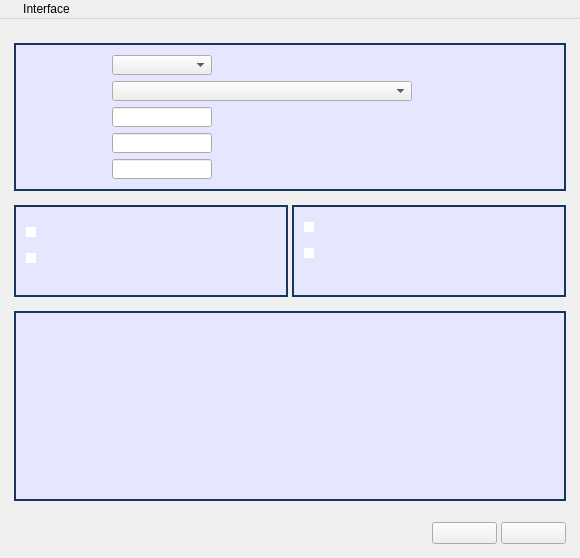
cagavriloaie/WFlowLab, file meter/mainwindow.ui: the form before one commit.
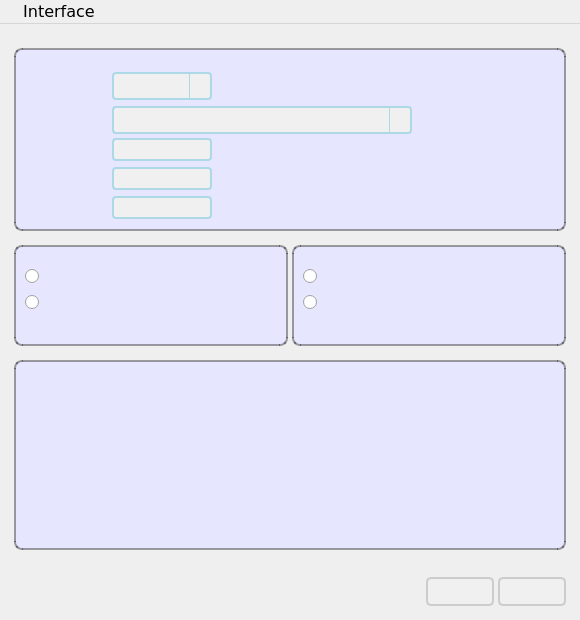
The form after the commit. Icons and pictures are not drawn. Custom widgets are drawn as their Qt base class.

Diff of the .ui file:
```diff
--- a/meter/mainwindow.ui
+++ b/meter/mainwindow.ui
@@ -7,24 +7,25 @@
     <x>0</x>
     <y>0</y>
     <width>580</width>
-    <height>558</height>
+    <height>620</height>
    </rect>
   </property>
   <property name="minimumSize">
    <size>
     <width>580</width>
-    <height>558</height>
+    <height>620</height>
    </size>
   </property>
   <property name="maximumSize">
    <size>
     <width>580</width>
-    <height>558</height>
+    <height>620</height>
    </size>
   </property>
   <property name="font">
    <font>
-    <pointsize>14</pointsize>
+    <family>Verdana</family>
+    <pointsize>12</pointsize>
    </font>
   </property>
   <property name="windowTitle">
@@ -35,75 +36,81 @@
     <normaloff>WStreamLab.ico</normaloff>WStreamLab.ico</iconset>
   </property>
   <property name="styleSheet">
-   <string notr="true">QLabel 
-{
-	font-family: &quot;Segoe UI&quot;;
-	font-size: 12pt;
+   <string notr="true">/* Common styles */
+* {
+    font-family: Verdana, Arial, sans-serif; /* Fallback to Arial or generic sans-serif if Verdana is not available */
+    font-size: 12pt; /* Base font size */
 }
 
-QPushButton 
-{
-	font-family: &quot;Segoe UI&quot;;
-	font-size: 12pt;
+/* QPushButton */
+QPushButton {
+    padding: 5px 10px;
+    border: 2px solid #ccc; /* Light gray border */
+    background-color: #f0f0f0; /* Light gray background */
+    border-radius: 5px; /* Rounded corners */
 }
 
 QPushButton:hover {
        background-color: #d7d9d7;
 }
 
-QComboBox 
-{
-	font-family: &quot;Segoe UI&quot;;
-	font-size: 12pt;
+/* QComboBox */
+QComboBox {
+    border: 2px solid #ADD8E6; /* Light blue border */
+    border-radius: 4px; /* Rounded corners */
+    padding: 2px;
+    min-height: 20px; /* Adjust the minimum height */
+    background-color: #f0f0f0; /* Light gray background */
 }
 
-QGroupBox  {
-    border: 2px solid gray;
-    border-color: #FF17365D;
-    background-color: #E6E6FF;
-	font-family: &quot;Segoe UI&quot;;
-	font-size: 12pt;
+QComboBox QAbstractItemView {
+    border: 2px solid #ADD8E6; /* Light blue border for the dropdown */
+}
+
+QComboBox::drop-down {
+    subcontrol-origin: padding;
+    subcontrol-position: top right;
+    width: 20px; /* Adjust width as needed */
+    border-left: 1px solid #ADD8E6; /* Light blue border for the drop-down button */
+}
+
+QComboBox::down-arrow {
+    width: 0;
+    height: 0;
+}
+
+QComboBox::down-arrow:disabled {
+    image: url(circle.png); /* Replace with your own circle image */
+    width: 16px; /* Adjust width of circle */
+    height: 16px; /* Adjust height of circle */
+}
+
+/* QLineEdit */
+QLineEdit {
+    border: 2px solid #ADD8E6; /* Light blue border */
+    border-radius: 4px; /* Rounded corners */
+    height: 28px; /* Adjusted height */
+    padding: 2px; /* Adjust padding if needed */
+    background-color: #f0f0f0; /* Light gray background */
+}
+
+/* QGroupBox */
+QGroupBox {
+    border: 2px solid black;
+    border-color: rgba(0, 0, 0, 0.36); /* Black with transparency */
+    background-color: #E6E6FF; /* Light purple background */
+    font-family: Verdana, Arial, sans-serif; /* Use Verdana for group box */
+    font-size: 12pt; /* Font size */
     margin-top: 10px;
+    border-radius: 8px; /* Rounded corners */
+    padding-top: 10px; /* Padding for the top of the group box */
 }
 
 QGroupBox::title {
     subcontrol-origin: margin;
     left: 7px;
-    padding: -5px 5px 0px 5px;
+    padding: 5px; /* Adjusted padding for better appearance */
 }
-
-QMenu {
-    background-color: white;
-    margin: 2px; /* some spacing around the menu */
-}
-
-QMenu::item {
-    padding: 2px 25px 2px 20px;
-    border: 1px solid transparent; /* reserve space for selection border */
-}
-
-QMenu::item:selected {
-    border-color: darkblue;
-    background: rgba(100, 100, 100, 150);
-}
-
-QRadioButton::indicator {
-    width:                  10px;
-    height:                 10px;
-    border-radius:       7px;
-}
-
-QRadioButton::indicator:checked {
-    background-color:       black;
-    border:                         4px;
-}
-
-QRadioButton::indicator:unchecked {
-    background-color:       white;
-    border:                         4px;
-}
-
-
 </string>
   </property>
   <property name="unifiedTitleAndToolBarOnMac">
@@ -144,7 +151,7 @@
         </property>
         <property name="font">
          <font>
-          <family>Segoe UI</family>
+          <family>Verdana</family>
           <pointsize>12</pointsize>
          </font>
         </property>
@@ -173,15 +180,18 @@
                <property name="minimumSize">
                 <size>
                  <width>300</width>
-                 <height>0</height>
+                 <height>28</height>
                 </size>
                </property>
                <property name="maximumSize">
                 <size>
                  <width>300</width>
-                 <height>20</height>
+                 <height>23</height>
                 </size>
                </property>
+               <property name="styleSheet">
+                <string notr="true"/>
+               </property>
               </widget>
              </item>
              <item row="4" column="0">
@@ -223,17 +233,18 @@
                  <property name="minimumSize">
                   <size>
                    <width>100</width>
-                   <height>20</height>
+                   <height>23</height>
                   </size>
                  </property>
                  <property name="maximumSize">
                   <size>
                    <width>100</width>
-                   <height>20</height>
+                   <height>23</height>
                   </size>
                  </property>
                  <property name="font">
                   <font>
+                   <family>Verdana</family>
                    <pointsize>12</pointsize>
                   </font>
                  </property>
@@ -270,17 +281,18 @@
                  <property name="minimumSize">
                   <size>
                    <width>100</width>
-                   <height>20</height>
+                   <height>23</height>
                   </size>
                  </property>
                  <property name="maximumSize">
                   <size>
                    <width>100</width>
-                   <height>20</height>
+                   <height>23</height>
                   </size>
                  </property>
                  <property name="font">
                   <font>
+                   <family>Verdana</family>
                    <pointsize>12</pointsize>
                   </font>
                  </property>
@@ -344,15 +356,28 @@
                <property name="minimumSize">
                 <size>
                  <width>100</width>
-                 <height>0</height>
+                 <height>28</height>
                 </size>
                </property>
                <property name="maximumSize">
                 <size>
                  <width>100</width>
-                 <height>20</height>
+                 <height>23</height>
                 </size>
                </property>
+               <property name="autoFillBackground">
+                <bool>false</bool>
+               </property>
+               <property name="styleSheet">
+                <string notr="true">/* QComboBox */
+QComboBox {
+    border: 2px solid #ADD8E6; /* Light blue border */
+    border-radius: 4px; /* Rounded corners */
+    padding: 2px;
+    min-height: 20px; /* Adjust the minimum height */
+    background-color: #f0f0f0; /* Light gray background */
+}</string>
+               </property>
               </widget>
              </item>
              <item row="1" column="0">
@@ -400,17 +425,18 @@
                  <property name="minimumSize">
                   <size>
                    <width>100</width>
-                   <height>20</height>
+                   <height>23</height>
                   </size>
                  </property>
                  <property name="maximumSize">
                   <size>
                    <width>100</width>
-                   <height>20</height>
+                   <height>23</height>
                   </size>
                  </property>
                  <property name="font">
                   <font>
+                   <family>Verdana</family>
                    <pointsize>12</pointsize>
                   </font>
                  </property>
@@ -469,7 +495,7 @@
           </property>
           <property name="font">
            <font>
-            <family>Segoe UI</family>
+            <family>Verdana</family>
             <pointsize>12</pointsize>
            </font>
           </property>
@@ -478,13 +504,13 @@
           </property>
           <layout class="QGridLayout" name="gridLayout_4">
            <property name="leftMargin">
-            <number>10</number>
+            <number>9</number>
            </property>
            <property name="topMargin">
-            <number>15</number>
+            <number>9</number>
            </property>
            <property name="bottomMargin">
-            <number>10</number>
+            <number>9</number>
            </property>
            <item row="0" column="0">
             <layout class="QVBoxLayout" name="verticalLayout_2">
@@ -492,7 +518,7 @@
               <widget class="QRadioButton" name="rbGravimetric">
                <property name="minimumSize">
                 <size>
-                 <width>200</width>
+                 <width>120</width>
                  <height>20</height>
                 </size>
                </property>
@@ -504,9 +530,13 @@
                </property>
                <property name="font">
                 <font>
+                 <family>Verdana</family>
                  <pointsize>12</pointsize>
                 </font>
                </property>
+               <property name="styleSheet">
+                <string notr="true"/>
+               </property>
                <property name="text">
                 <string/>
                </property>
@@ -516,7 +546,7 @@
               <widget class="QRadioButton" name="rbVolumetric">
                <property name="minimumSize">
                 <size>
-                 <width>200</width>
+                 <width>120</width>
                  <height>20</height>
                 </size>
                </property>
@@ -528,6 +558,7 @@
                </property>
                <property name="font">
                 <font>
+                 <family>Verdana</family>
                  <pointsize>12</pointsize>
                 </font>
                </property>
@@ -536,21 +567,21 @@
                </property>
               </widget>
              </item>
-             <item>
-              <spacer name="verticalSpacer_3">
-               <property name="orientation">
-                <enum>Qt::Vertical</enum>
-               </property>
-               <property name="sizeHint" stdset="0">
-                <size>
-                 <width>20</width>
-                 <height>40</height>
-                </size>
-               </property>
-              </spacer>
-             </item>
             </layout>
            </item>
+           <item row="1" column="0">
+            <spacer name="verticalSpacer_3">
+             <property name="orientation">
+              <enum>Qt::Vertical</enum>
+             </property>
+             <property name="sizeHint" stdset="0">
+              <size>
+               <width>20</width>
+               <height>40</height>
+              </size>
+             </property>
+            </spacer>
+           </item>
           </layout>
          </widget>
         </item>
@@ -564,7 +595,7 @@
           </property>
           <property name="font">
            <font>
-            <family>Segoe UI</family>
+            <family>Verdana</family>
             <pointsize>12</pointsize>
            </font>
           </property>
@@ -573,16 +604,16 @@
           </property>
           <layout class="QGridLayout" name="gridLayout_7">
            <property name="leftMargin">
-            <number>10</number>
+            <number>9</number>
            </property>
            <property name="topMargin">
-            <number>10</number>
+            <number>9</number>
            </property>
            <property name="rightMargin">
-            <number>10</number>
+            <number>9</number>
            </property>
            <property name="bottomMargin">
-            <number>10</number>
+            <number>9</number>
            </property>
            <item row="0" column="0">
             <layout class="QVBoxLayout" name="verticalLayout">
@@ -602,6 +633,7 @@
                </property>
                <property name="font">
                 <font>
+                 <family>Verdana</family>
                  <pointsize>12</pointsize>
                 </font>
                </property>
@@ -614,7 +646,7 @@
               <widget class="QRadioButton" name="rbInterface">
                <property name="minimumSize">
                 <size>
-                 <width>200</width>
+                 <width>120</width>
                  <height>20</height>
                 </size>
                </property>
@@ -626,6 +658,7 @@
                </property>
                <property name="font">
                 <font>
+                 <family>Verdana</family>
                  <pointsize>12</pointsize>
                 </font>
                </property>
@@ -634,21 +667,21 @@
                </property>
               </widget>
              </item>
-             <item>
-              <spacer name="verticalSpacer_4">
-               <property name="orientation">
-                <enum>Qt::Vertical</enum>
-               </property>
-               <property name="sizeHint" stdset="0">
-                <size>
-                 <width>20</width>
-                 <height>40</height>
-                </size>
-               </property>
-              </spacer>
-             </item>
             </layout>
            </item>
+           <item row="1" column="0">
+            <spacer name="verticalSpacer_4">
+             <property name="orientation">
+              <enum>Qt::Vertical</enum>
+             </property>
+             <property name="sizeHint" stdset="0">
+              <size>
+               <width>20</width>
+               <height>40</height>
+              </size>
+             </property>
+            </spacer>
+           </item>
           </layout>
          </widget>
         </item>
@@ -675,7 +708,7 @@
           </property>
           <property name="font">
            <font>
-            <family>Segoe UI</family>
+            <family>Verdana</family>
             <pointsize>12</pointsize>
            </font>
           </property>
@@ -916,7 +949,7 @@
          <widget class="QLabel" name="lbConnected">
           <property name="font">
            <font>
-            <family>Segoe UI</family>
+            <family>Verdana</family>
             <pointsize>12</pointsize>
            </font>
           </property>
@@ -976,7 +1009,7 @@
      <x>0</x>
      <y>0</y>
      <width>580</width>
-     <height>22</height>
+     <height>25</height>
     </rect>
    </property>
    <widget class="QMenu" name="menu_File">
```
Left out of the diff: 6 changed lines with no effect on the pictures.
